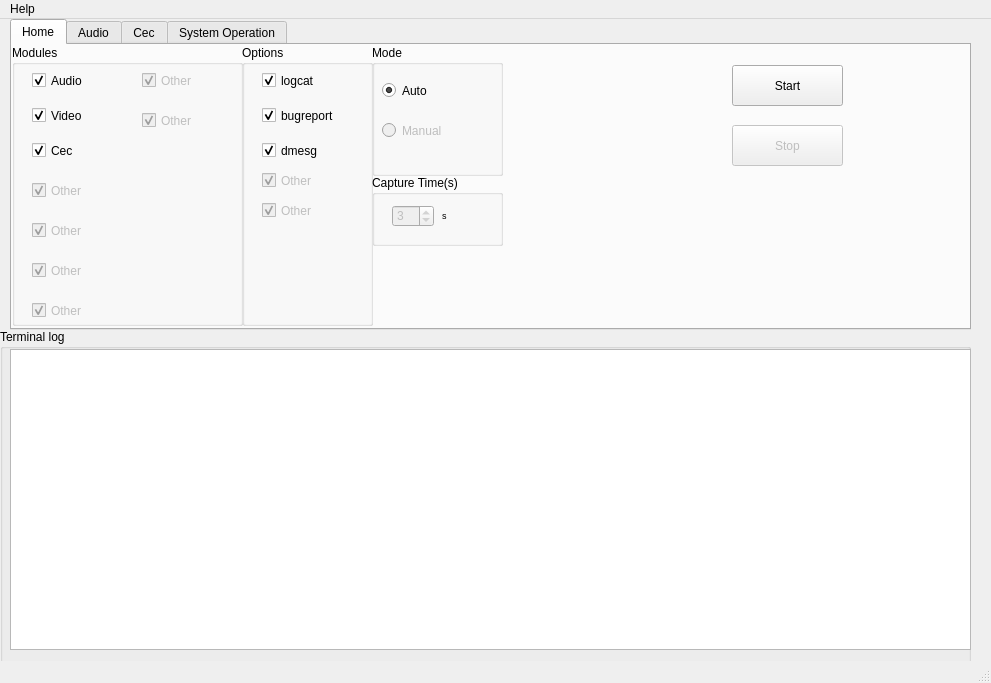
Qt form aml_debug.ui (zgyhc2050/amlogic_debug_tool) before a commit.
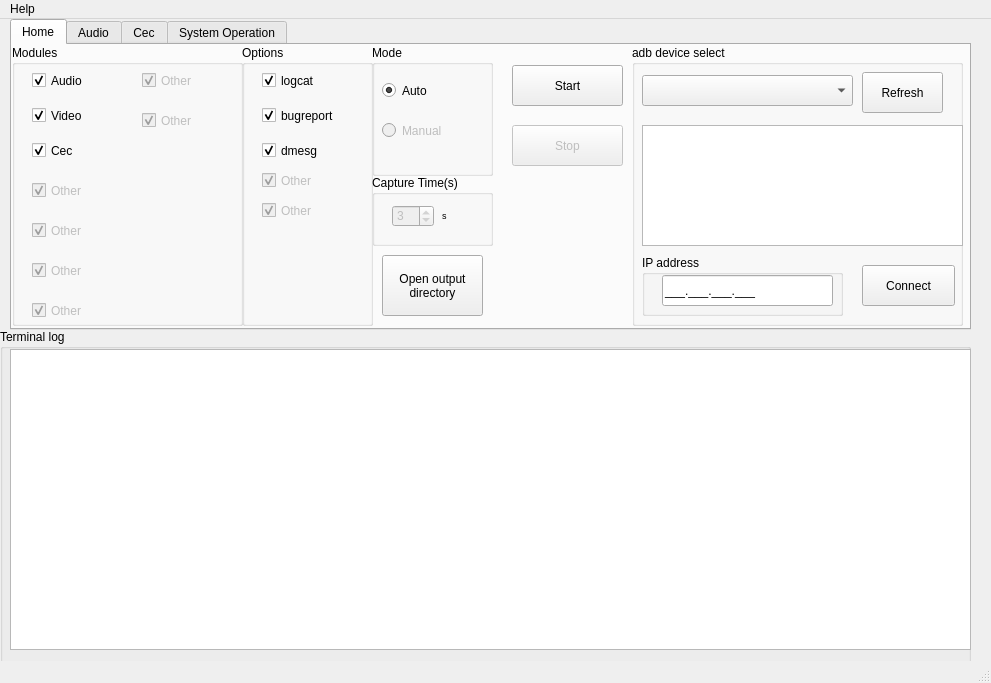
The same form after that commit. The open tabs and pages were chosen to show the change.

Commit message:
aml_debug v_1_2_3: add connect adb by ip
Problem:
can't connect the ip adb

Solution:
1. add connect adb by ip.
2. optimize the log print.

Verify:
Vs Code

What changed in the file:
```diff
--- a/aml_debug.ui
+++ b/aml_debug.ui
@@ -240,7 +240,7 @@
        <rect>
         <x>360</x>
         <y>0</y>
-        <width>131</width>
+        <width>121</width>
         <height>131</height>
        </rect>
       </property>
@@ -391,7 +391,7 @@
       </property>
       <property name="geometry">
        <rect>
-        <x>720</x>
+        <x>500</x>
         <y>80</y>
         <width>111</width>
         <height>41</height>
@@ -404,7 +404,7 @@
      <widget class="QPushButton" name="AmlDebugHomeStart_pushButton">
       <property name="geometry">
        <rect>
-        <x>720</x>
+        <x>500</x>
         <y>20</y>
         <width>111</width>
         <height>41</height>
@@ -419,7 +419,7 @@
        <rect>
         <x>360</x>
         <y>130</y>
-        <width>131</width>
+        <width>121</width>
         <height>71</height>
        </rect>
       </property>
@@ -462,6 +462,122 @@
        </property>
       </widget>
      </widget>
+     <widget class="QGroupBox" name="groupBox_2">
+      <property name="geometry">
+       <rect>
+        <x>620</x>
+        <y>0</y>
+        <width>331</width>
+        <height>281</height>
+       </rect>
+      </property>
+      <property name="title">
+       <string>adb device select</string>
+      </property>
+      <widget class="QListView" name="AmlDebugHomeAdbDev_listView">
+       <property name="geometry">
+        <rect>
+         <x>10</x>
+         <y>80</y>
+         <width>321</width>
+         <height>121</height>
+        </rect>
+       </property>
+      </widget>
+      <widget class="QComboBox" name="AmlDebugHomeAdbDev_comboBox">
+       <property name="geometry">
+        <rect>
+         <x>10</x>
+         <y>30</y>
+         <width>211</width>
+         <height>31</height>
+        </rect>
+       </property>
+      </widget>
+      <widget class="QLineEdit" name="AmlDebugHomeAdbDevIp_lineEdit">
+       <property name="geometry">
+        <rect>
+         <x>30</x>
+         <y>230</y>
+         <width>171</width>
+         <height>31</height>
+        </rect>
+       </property>
+       <property name="inputMask">
+        <string>000.000.000.000;_</string>
+       </property>
+       <property name="text">
+        <string>...</string>
+       </property>
+      </widget>
+      <widget class="QPushButton" name="AmlDebugHomeAdbDevConnect_pushButton">
+       <property name="geometry">
+        <rect>
+         <x>230</x>
+         <y>220</y>
+         <width>93</width>
+         <height>41</height>
+        </rect>
+       </property>
+       <property name="text">
+        <string>Connect</string>
+       </property>
+      </widget>
+      <widget class="QPushButton" name="AmlDebugHomeAdbDevRefresh_pushButton">
+       <property name="geometry">
+        <rect>
+         <x>230</x>
+         <y>27</y>
+         <width>81</width>
+         <height>41</height>
+        </rect>
+       </property>
+       <property name="text">
+        <string>Refresh</string>
+       </property>
+      </widget>
+      <widget class="QGroupBox" name="groupBox_3">
+       <property name="geometry">
+        <rect>
+         <x>10</x>
+         <y>210</y>
+         <width>201</width>
+         <height>61</height>
+        </rect>
+       </property>
+       <property name="title">
+        <string>IP address</string>
+       </property>
+      </widget>
+      <zorder>groupBox_3</zorder>
+      <zorder>AmlDebugHomeAdbDev_listView</zorder>
+      <zorder>AmlDebugHomeAdbDev_comboBox</zorder>
+      <zorder>AmlDebugHomeAdbDevIp_lineEdit</zorder>
+      <zorder>AmlDebugHomeAdbDevConnect_pushButton</zorder>
+      <zorder>AmlDebugHomeAdbDevRefresh_pushButton</zorder>
+     </widget>
+     <widget class="QPushButton" name="AmlDebugHomeOpenOutput_pushButton">
+      <property name="geometry">
+       <rect>
+        <x>370</x>
+        <y>210</y>
+        <width>101</width>
+        <height>61</height>
+       </rect>
+      </property>
+      <property name="text">
+       <string>Open output
+directory</string>
+      </property>
+     </widget>
+     <zorder>groupBox_2</zorder>
+     <zorder>AmlDebugHomeModules_groupBox</zorder>
+     <zorder>AmlDebugMode_groupBox</zorder>
+     <zorder>AmlDebugHomeOptions_groupBox</zorder>
+     <zorder>AmlDebugHomeStop_pushButton</zorder>
+     <zorder>AmlDebugHomeStart_pushButton</zorder>
+     <zorder>AmlDebugHomeCaptureTime_groupBox</zorder>
+     <zorder>AmlDebugHomeOpenOutput_pushButton</zorder>
     </widget>
     <widget class="QWidget" name="AmlDebugAudio_tab">
      <attribute name="title">
```
Left out of the diff: 17 changed lines with no effect on the pictures. The commit also changes 15 other files.
